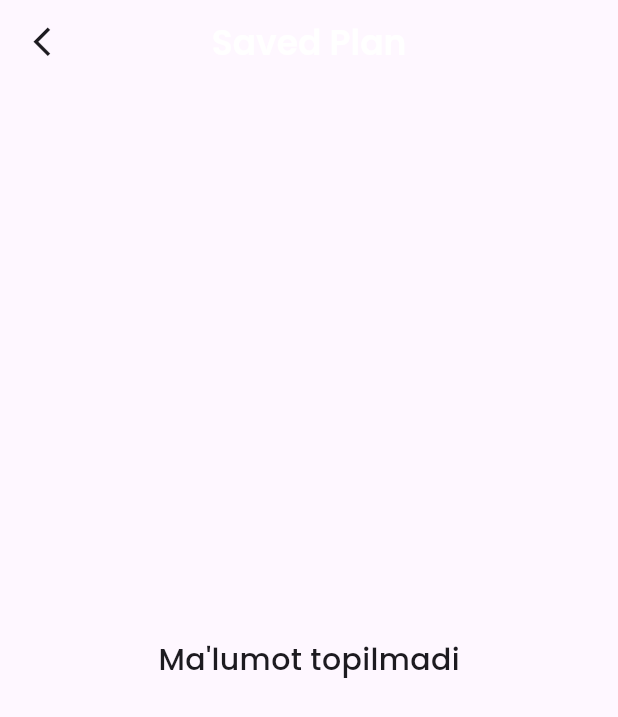
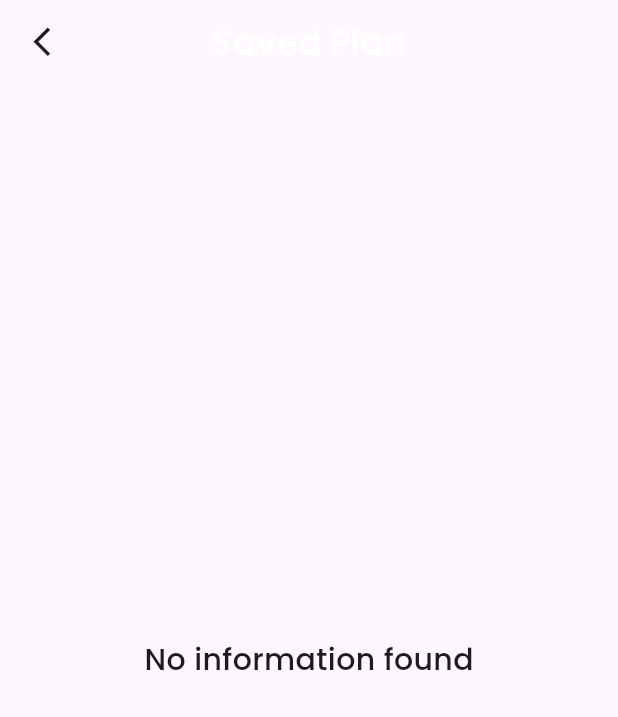
Before and after one commit to xakimov04/Movie-app, a Flutter app: the SavePage screen opened directly, on a phone screen of 412 x 824 dp. Shown: the top 717 px of the screen. Run offline on Flutter 3.47's test engine with Material 3 defaults, Android fonts, the phone set to English and light mode, and no system bars; our stand-ins replace flutter_screenutil, flutter_svg, gap, google_fonts.

Commit message:
new_save_text

```diff
--- a/lib/pages/save_page.dart
+++ b/lib/pages/save_page.dart
@@ -77,7 +77,7 @@ class _SavePageState extends State<SavePage> {
   Widget _buildEmptyState() {
     return Center(
       child: Text(
-        "Ma'lumot topilmadi",
+        "No information found",
         style: TextStyle(
           fontSize: 20,
           fontFamily: GoogleFonts.poppins().fontFamily,
@@ -102,6 +102,7 @@ class _SavePageState extends State<SavePage> {
         background: Container(
           color: Colors.red,
           alignment: Alignment.centerRight,
+          padding: EdgeInsets.only(right: 20.0),
           child: const Icon(
             Icons.delete,
             color: Colors.white,
```
